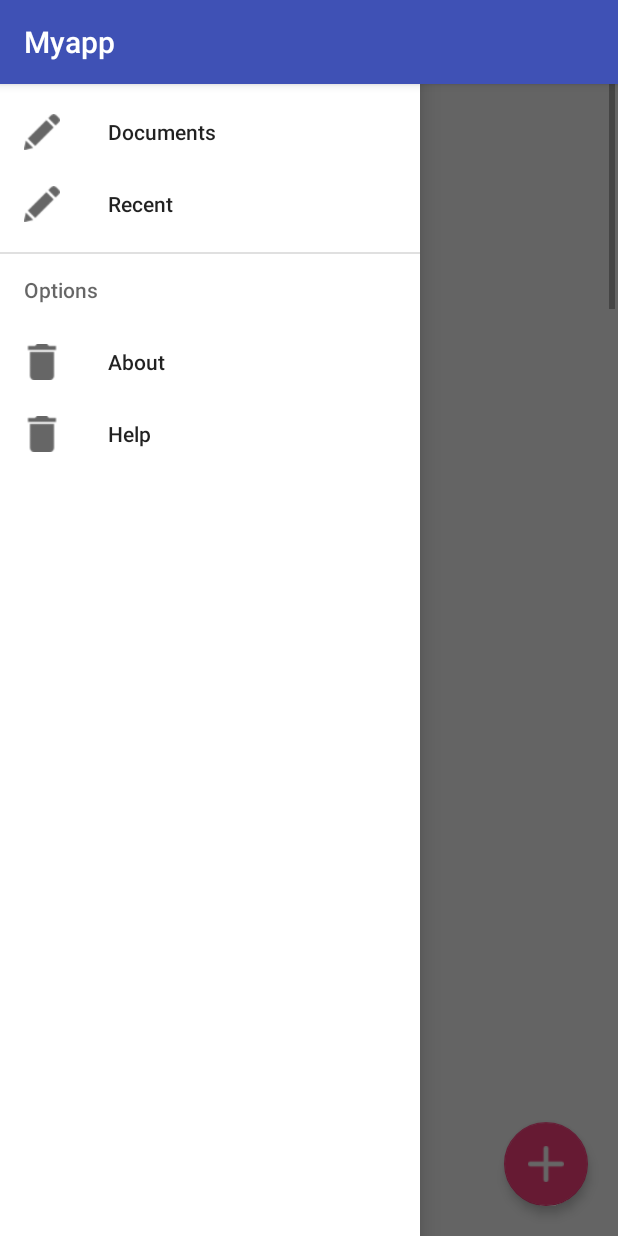
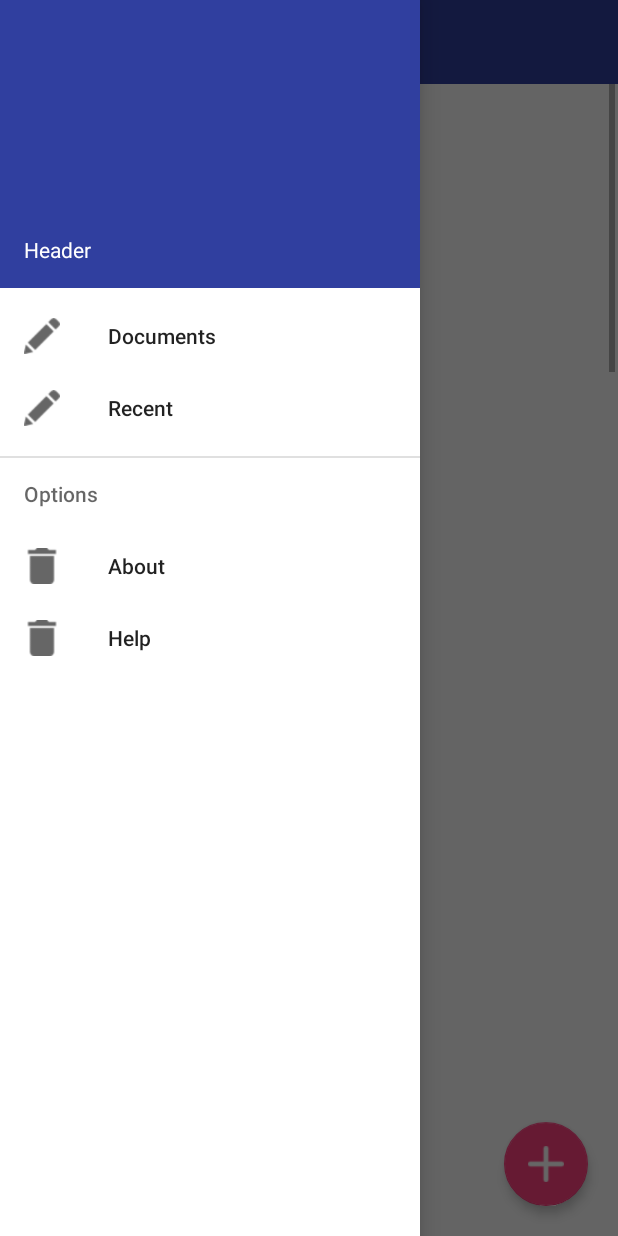
Before and after one commit to MNXANL/OpenBook, an Android app: the screen it shows after launch (MainActivity), with the side drawer open, on a phone screen of 412 x 824 dp. Run offline under Robolectric (Android 15) with nearby library versions, the phone set to English and light mode, and no system bars.

Commit message:
NavDraw IS WORKING :D :D :D

```diff
--- a/app/src/main/java/com/example/pr_idi/mydatabaseexample/MainActivity.java
+++ b/app/src/main/java/com/example/pr_idi/mydatabaseexample/MainActivity.java
@@ -1,12 +1,18 @@
 package com.example.pr_idi.mydatabaseexample;
 
 import android.content.Intent;
+import android.content.res.Configuration;
 import android.os.Bundle;
 import android.support.design.widget.FloatingActionButton;
+import android.support.design.widget.NavigationView;
+import android.support.v4.view.GravityCompat;
+import android.support.v4.widget.DrawerLayout;
+import android.support.v7.app.ActionBarDrawerToggle;
 import android.support.v7.app.AppCompatActivity;
 import android.support.v7.widget.DefaultItemAnimator;
 import android.support.v7.widget.LinearLayoutManager;
 import android.support.v7.widget.RecyclerView;
+import android.support.v7.widget.Toolbar;
 import android.view.ContextMenu;
 import android.view.MenuInflater;
 import android.view.MenuItem;
@@ -25,14 +31,33 @@ public class MainActivity extends AppCompatActivity {
     private ItemAdapter adapter;
     private FloatingActionButton floatingActionButton;
     private static final int DURATION = 150;
+
+    private NavigationView nvDrawer;
+    private DrawerLayout mDrawer;
+    private Toolbar toolbar;
+    private ActionBarDrawerToggle drawerToggle;
+
     @Override
     public void onCreate(Bundle savedInstanceState) {
         super.onCreate(savedInstanceState);
         setContentView(R.layout.main);
+
         //recycle view
         mrecView = (RecyclerView) findViewById(R.id.my_recycler_view);
         mrecView.setLayoutManager(new LinearLayoutManager(this));
         floatingActionButton = (FloatingActionButton) findViewById(R.id.plus);
+
+        //Setting toolbar and drawer
+        toolbar = (Toolbar) findViewById(R.id.tbar);
+
+        setSupportActionBar(toolbar);
+        getSupportActionBar().setDisplayShowHomeEnabled(true);
+        setTitle("MyBookDB");
+        mDrawer = (DrawerLayout) findViewById(R.id.drawer_layout);
+
+        drawerToggle = setupDrawerToggle();
+        mDrawer.addDrawerListener(drawerToggle);
+
         //clic al botó
         floatingActionButton.setOnClickListener(new View.OnClickListener() {
             @Override
@@ -182,7 +207,7 @@ public class MainActivity extends AppCompatActivity {
     //clic sobre elements del context menu
     public boolean onOptionsItemSelected(MenuItem item) {
         AdapterView.AdapterContextMenuInfo info = (AdapterView.AdapterContextMenuInfo) item.getMenuInfo();
-        Book book = (Book)adapter.getOnItemClickListener();
+        Book book = (Book) adapter.getOnItemClickListener();
         switch (item.getItemId()) {
             case R.id.edit:
                 //generem una nova activity ja inicialitzada amb els valors del llibre sel·leccionat
@@ -221,10 +246,43 @@ public class MainActivity extends AppCompatActivity {
                 Toast t = Toast.makeText(getApplicationContext(),"@string/missatge1",Toast.LENGTH_SHORT);
                 t.show();
                 return true;
+            case R.id.home:
+                mDrawer.openDrawer(GravityCompat.START);
+                return true;
             default:
+                if (drawerToggle.onOptionsItemSelected(item)) {
+                    return true;
+                }
                 return super.onOptionsItemSelected(item);
         }
     }
+
+
+    private ActionBarDrawerToggle setupDrawerToggle() {
+        // NOTE: Make sure you pass in a valid toolbar reference.  ActionBarDrawToggle() does not require it
+        // and will not render the hamburger icon without it.
+        return new ActionBarDrawerToggle(this, mDrawer, toolbar, R.string.drawer_open,  R.string.drawer_close);
+    }
+
+    // `onPostCreate` called when activity start-up is complete after `onStart()`
+    // NOTE 1: Make sure to override the method with only a single `Bundle` argument
+    // Note 2: Make sure you implement the correct `onPostCreate(Bundle savedInstanceState)` method.
+    // There are 2 signatures and only `onPostCreate(Bundle state)` shows the hamburger icon.
+    @Override
+    protected void onPostCreate(Bundle savedInstanceState) {
+        super.onPostCreate(savedInstanceState);
+        // Sync the toggle state after onRestoreInstanceState has occurred.
+        drawerToggle.syncState();
+    }
+
+
+    @Override
+    public void onConfigurationChanged(Configuration newConfig) {
+        super.onConfigurationChanged(newConfig);
+        // Pass any configuration change to the drawer toggles
+        drawerToggle.onConfigurationChanged(newConfig);
+    }
+
     // Life cycle methods. Check whether it is necessary to reimplement them
 
     @Override
--- a/app/src/main/java/com/example/pr_idi/mydatabaseexample/Splash_screen.java
+++ b/app/src/main/java/com/example/pr_idi/mydatabaseexample/Splash_screen.java
@@ -17,6 +17,6 @@ public class Splash_screen extends Activity {
                 Intent intent = new Intent(Splash_screen.this, MainActivity.class);
                 startActivity(intent);
             }
-        }, 3000);
+        }, 500);
     }
 }
--- a/app/src/main/res/layout/activity_screen_splash.xml
+++ b/app/src/main/res/layout/activity_screen_splash.xml
@@ -5,10 +5,6 @@
     android:id="@+id/activity_screen_splash"
     android:layout_width="match_parent"
     android:layout_height="match_parent"
-    android:paddingBottom="@dimen/activity_vertical_margin"
-    android:paddingLeft="@dimen/activity_horizontal_margin"
-    android:paddingRight="@dimen/activity_horizontal_margin"
-    android:paddingTop="@dimen/activity_vertical_margin"
     tools:context="com.example.pr_idi.mydatabaseexample.Splash_screen">
 
     <ImageView
--- a/app/src/main/res/layout/main.xml
+++ b/app/src/main/res/layout/main.xml
@@ -6,6 +6,7 @@
     android:id="@+id/drawer_layout"
     android:layout_width="match_parent"
     android:layout_height="match_parent">
+
     <LinearLayout xmlns:android="http://schemas.android.com/apk/res/android"
         xmlns:tools="http://schemas.android.com/tools"
         android:layout_width="match_parent"
@@ -14,19 +15,12 @@
         android:orientation="vertical"
         tools:context="com.example.pr_idi.mydatabaseexample.MainActivity"
         android:id="@+id/main">
-        <!--android.support.v7.widget.Toolbar
-            android:id="@+id/toolbar"
-            android:layout_height="?attr/actionBarSize"
-            android:layout_width="match_parent"
-            android:background="?attr/colorPrimary"
-            android:elevation="4dp"
-            android:theme="@style/AppTheme.AppBarOverlay"
-            android:popupTheme="@style/AppTheme.PopupOverlay"/-->
 
-        <!--ListView
-            android:id="@android:id/list"
-            android:layout_width="match_parent"
-            android:layout_height="wrap_content"/-->
+        <include layout="@layout/toolbar"
+        android:layout_width="match_parent"
+        android:layout_height="wrap_content" />
+
+
         <FrameLayout
             android:id="@+id/main_content"
             android:layout_width="match_parent"
@@ -59,5 +53,6 @@
         android:layout_height="match_parent"
         android:layout_gravity="start"
         android:background="@android:color/white"
-        app:menu="@menu/drawer_view" />
+        app:menu="@menu/drawer_view"
+        app:headerLayout="@layout/nav_header"/>
 </android.support.v4.widget.DrawerLayout>
--- /dev/null
+++ b/app/src/main/res/layout/nav_header.xml
@@ -0,0 +1,19 @@
+<?xml version="1.0" encoding="utf-8"?>
+<LinearLayout
+    xmlns:android="http://schemas.android.com/apk/res/android"
+    android:orientation="vertical"
+    android:layout_width="match_parent"
+    android:layout_height="192dp"
+    android:background="?attr/colorPrimaryDark"
+    android:padding="16dp"
+    android:theme="@style/ThemeOverlay.AppCompat.Dark"
+    android:gravity="bottom">
+
+    <TextView
+        android:layout_width="match_parent"
+        android:layout_height="wrap_content"
+        android:text="Header"
+        android:textColor="@android:color/white"
+        android:textAppearance="@style/TextAppearance.AppCompat.Body1"/>
+
+</LinearLayout>
--- a/app/src/main/res/layout/toolbar.xml
+++ b/app/src/main/res/layout/toolbar.xml
@@ -2,11 +2,12 @@
 <android.support.v7.widget.Toolbar
     xmlns:android="http://schemas.android.com/apk/res/android"
     xmlns:app="http://schemas.android.com/apk/res-auto"
-    android:id="@+id/toolbar"
+    android:id="@+id/tbar"
     android:layout_height="wrap_content"
     android:layout_width="match_parent"
     android:fitsSystemWindows="true"
     android:minHeight="?attr/actionBarSize"
     app:theme="@style/ThemeOverlay.AppCompat.Dark.ActionBar"
-    android:background="?attr/colorPrimaryDark">
+    android:background="?attr/colorPrimaryDark"
+    app:title="MyBookDB">
 </android.support.v7.widget.Toolbar>
--- a/app/src/main/res/values/strings.xml
+++ b/app/src/main/res/values/strings.xml
@@ -13,4 +13,6 @@
     <string name="delete">Eliminar</string>
     <string name="missatge1">S\'ha eliminat el llibre </string>
 
+    <string name="drawer_open">Open navigation drawer</string>
+    <string name="drawer_close">Close navigation drawer</string>
 </resources>
--- a/app/src/main/res/values/styles.xml
+++ b/app/src/main/res/values/styles.xml
@@ -1,12 +1,13 @@
 <resources>
 
     <!-- Base application theme. -->
-    <style name="AppTheme" parent="Theme.AppCompat.Light.DarkActionBar">
+    <style name="AppTheme" parent="Theme.AppCompat.Light.NoActionBar">
         <!-- Customize your theme here. -->
         <item name="colorPrimary">@color/colorPrimary</item>
         <item name="colorPrimaryDark">@color/colorPrimaryDark</item>
         <item name="colorAccent">@color/colorAccent</item>
-        <item name="windowActionBarOverlay">true</item>
+        <item name="windowActionBarOverlay">false</item>
+        <item name="android:windowTranslucentStatus">true</item>
     </style>
 
     <style name="AppTheme.NoActionBar">
@@ -14,11 +15,11 @@
         <item name="windowNoTitle">true</item>
     </style>
 
-    <style name="AppTheme.AppBarOverlay" parent="ThemeOverlay.AppCompat.Dark.ActionBar" />
+    <!-- style name="AppTheme.AppBarOverlay" parent="ThemeOverlay.AppCompat.Dark.ActionBar" /-->
 
     <style name="AppTheme.PopupOverlay" parent="ThemeOverlay.AppCompat.Light" />
 
-    <style name="MyTheme.Splash" parent="Theme.AppCompat.Light">
+    <style name="MyTheme.Splash" parent="Theme.AppCompat.Light.NoActionBar">
         <item name="android:windowNoTitle">true</item>
     </style>
 
```
